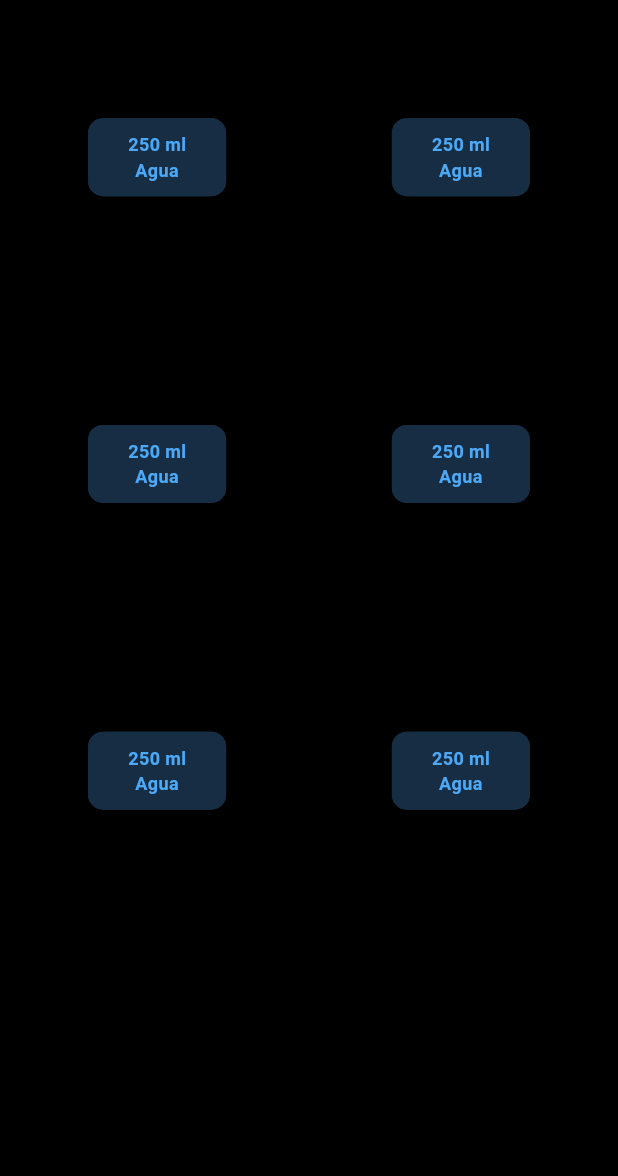
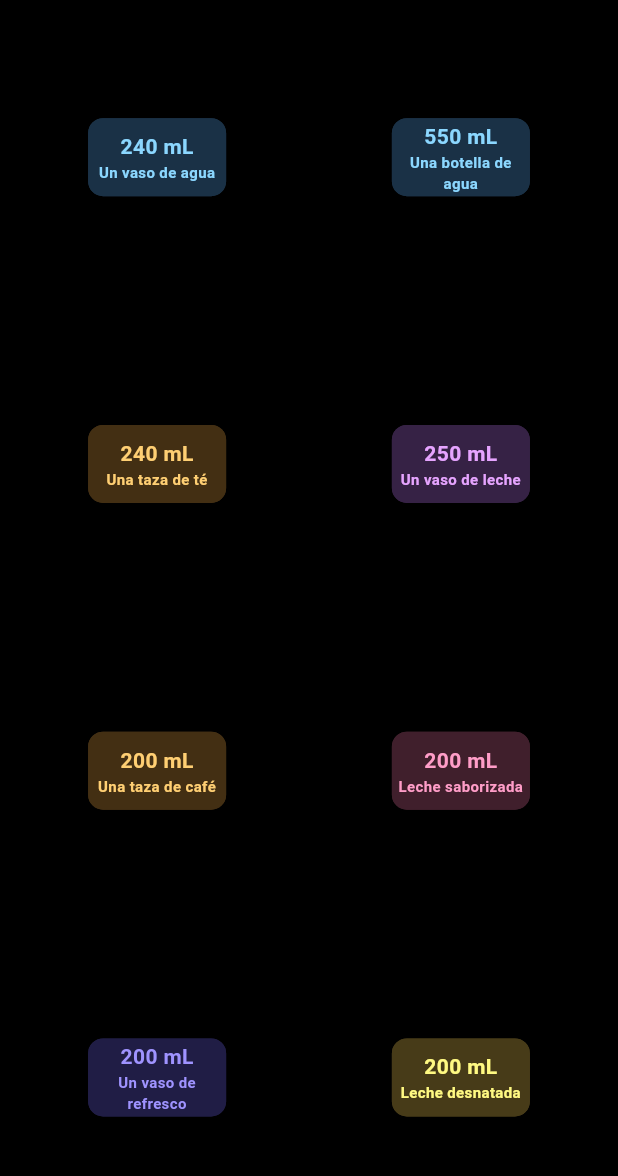
Before and after one commit to MarianaSanchezGonzalez03/water_counter_app, a Flutter app: the screen it shows after launch, after a tap on "Registrar", on a phone screen of 412 x 824 dp, the part 24-1200 px from its top. Run offline on Flutter 3.47's test engine with Material 2 defaults, Android fonts, the phone set to English and light mode, and no system bars.

Commit message:
Colores de acabado y valores de las tarjetas de bebidas

```diff
--- a/lib/screens/drinks_screen.dart
+++ b/lib/screens/drinks_screen.dart
@@ -2,7 +2,19 @@ import 'package:flutter/material.dart';
 import 'package:intl/intl.dart';
 
 class DrinksScreen extends StatelessWidget{
-  const DrinksScreen({Key? key}): super(key: key);
+   DrinksScreen({Key? key}): super(key: key);
+
+  final List<dynamic> typesOfDrinks = [
+    ['240 mL', 'Un vaso de agua',     const Color.fromARGB(255, 26, 49, 70), const Color.fromARGB(255, 139, 215, 255)],
+    ['550 mL', 'Una botella de agua', const Color.fromARGB(255, 26, 49, 70), const Color.fromARGB(255, 139, 215, 255)],
+    ['240 mL', 'Una taza de té',      const Color.fromARGB(255, 67, 47, 19), const Color.fromARGB(255, 255, 207, 115)],
+    ['250 mL', 'Un vaso de leche',    const Color.fromARGB(255, 54, 34, 69), const Color.fromARGB(255, 230, 164, 255)],
+    ['200 mL', 'Una taza de café',    const Color.fromARGB(255, 67, 47, 19), const Color.fromARGB(255, 255, 207, 115)],
+    ['200 mL', 'Leche saborizada',    const Color.fromARGB(255, 64, 31, 44), const Color.fromARGB(255, 255, 157, 200)],
+    ['200 mL', 'Un vaso de refresco', const Color.fromARGB(255, 32, 29, 69), const Color.fromARGB(255, 159, 147, 255)],
+    ['200 mL', 'Leche desnatada',     const Color.fromARGB(255, 71, 59, 24), const Color.fromARGB(255, 255, 249, 130)],
+  ];
+
 
   @override
   Widget build(BuildContext context){
@@ -27,12 +39,14 @@ class DrinksScreen extends StatelessWidget{
             crossAxisCount: 2,
             children:
             [
-              _oneCard(context),
-              _oneCard(context),
-              _oneCard(context),
-              _oneCard(context),
-              _oneCard(context),
-              _oneCard(context),
+              _oneCard(context, 0),
+              _oneCard(context, 1),
+              _oneCard(context, 2),
+              _oneCard(context, 3),
+              _oneCard(context, 4),
+              _oneCard(context, 5),
+              _oneCard(context, 6),
+              _oneCard(context, 7),
             ],
             // List.generate(6, (index) {
             //   return Center(
@@ -47,7 +61,7 @@ class DrinksScreen extends StatelessWidget{
         ),
     );
   }
-  Widget _oneCard(BuildContext contex){
+  Widget _oneCard(BuildContext contex, int type){
     return GestureDetector(
       onTap: (){
         Navigator.pop(contex);
@@ -59,10 +73,11 @@ class DrinksScreen extends StatelessWidget{
                child:
                 Card(
                   elevation: 10.0,
-                  color: const Color.fromARGB(255, 22, 45, 67),
+                   color: typesOfDrinks[type][2],
+                  //color: const Color.fromARGB(255, 22, 45, 67),
                   shape: RoundedRectangleBorder(
-                      side: const BorderSide(
-                        color: Color.fromARGB(255, 22, 45, 67),
+                      side:  BorderSide(
+                        color: typesOfDrinks[type][2],
                       ),
                       borderRadius: BorderRadius.circular(10.0),
 
@@ -72,12 +87,20 @@ class DrinksScreen extends StatelessWidget{
                       mainAxisAlignment: MainAxisAlignment.center,
                       children: [
                         Text(
-                          '250 ml',
-                          style: Theme.of(contex).textTheme.bodyMedium,
+                          typesOfDrinks[type][0],
+                          textAlign: TextAlign.center,
+                          style:  TextStyle(
+                            fontWeight: FontWeight.bold,
+                            color: typesOfDrinks[type][3],
+                            fontSize: 14,
+                          ),
                         ),
                         Text(
-                          'Agua',
-                          style: Theme.of(contex).textTheme.bodyMedium,
+                          typesOfDrinks[type][1],
+                          style:  TextStyle(
+                            color: typesOfDrinks[type][3],
+                            fontSize: 10,
+                          ),
                           textAlign: TextAlign.center,
                         ),
                       ],
--- a/lib/screens/start_screen.dart
+++ b/lib/screens/start_screen.dart
@@ -173,7 +173,7 @@ class _StartScreenState extends State<StartScreen>{
                 onPressed:() {
                   Navigator.push(
                     context,
-                    MaterialPageRoute(builder: (context) => const DrinksScreen()),
+                    MaterialPageRoute(builder: (context) => DrinksScreen()),
                   );
                  },
                 child: const Text('Registrar'),
```
